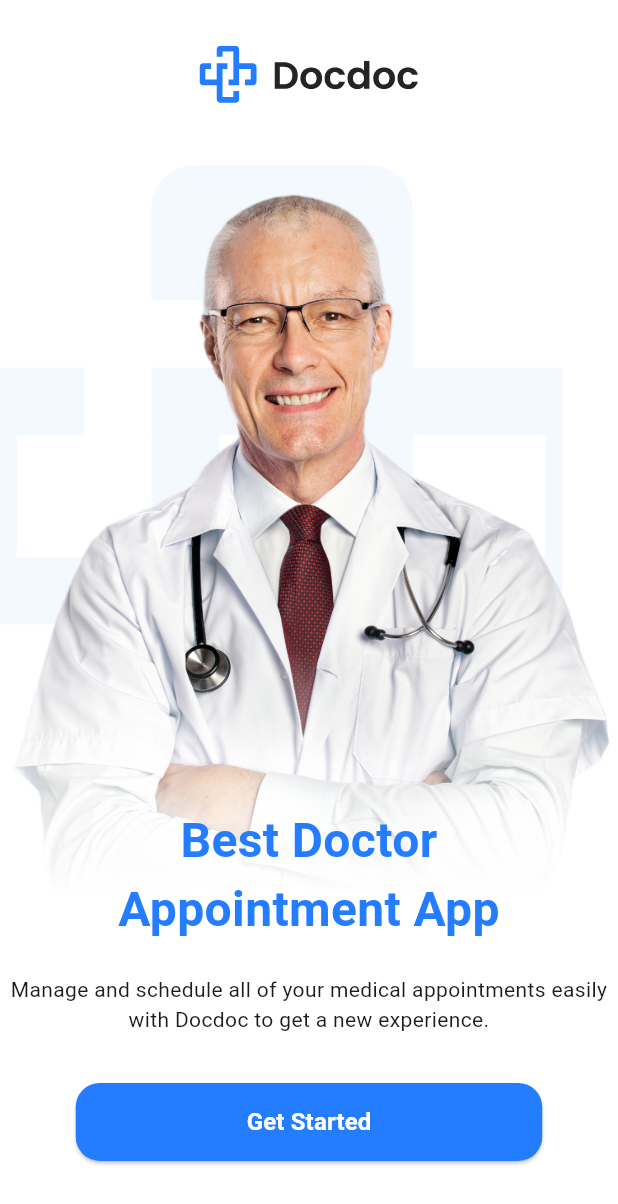
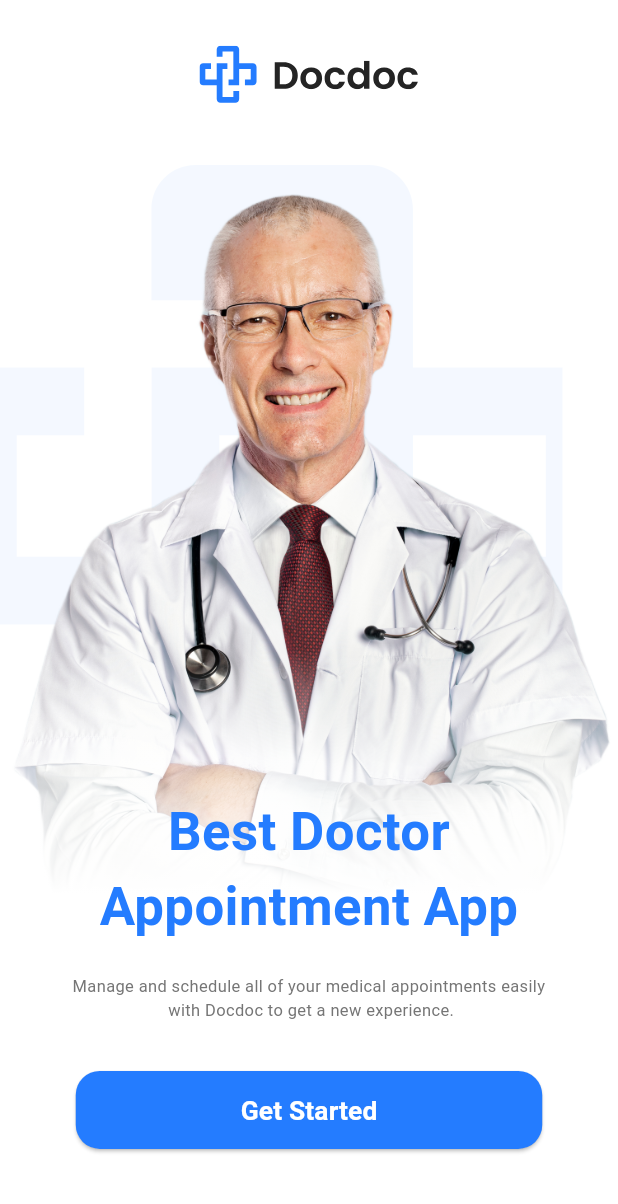
Before and after one commit to a7medelbaz/DocDoc_Flutter_advanced_course, a Flutter app: the screen it shows after launch, on a phone screen of 412 x 824 dp. Shown: the top 1204 px of the screen. Run offline on Flutter 3.47's test engine with Material 3 defaults, Android fonts, the phone set to English and light mode, and no system bars; our stand-ins replace flutter_screenutil, flutter_svg.

Commit message:
refactor some code

```diff
--- a/lib/core/themes/app_text_style.dart
+++ b/lib/core/themes/app_text_style.dart
@@ -1,20 +1,21 @@
 import 'package:doc_doc/core/themes/app_colors.dart';
 import 'package:doc_doc/core/themes/app_font_weight.dart';
 import 'package:flutter/material.dart';
+import 'package:flutter_screenutil/flutter_screenutil.dart';
 
 class AppTextStyle {
-  static const TextStyle font32BoldWithMainBlue = TextStyle(
-    fontSize: 32,
+  static TextStyle font32BoldWithMainBlue = TextStyle(
+    fontSize: 32.sp,
     fontWeight: AppFontWeight.bold,
     color: AppColors.mainBlue,
   );
-  static const TextStyle font10RegularWithGrey = TextStyle(
-    fontSize: 10,
+  static TextStyle font10RegularWithGrey = TextStyle(
+    fontSize: 10.sp,
     fontWeight: AppFontWeight.regular,
     color: AppColors.grey,
   );
-  static const TextStyle font16SemiBoldWithWhite = TextStyle(
-    fontSize: 16,
+  static TextStyle font16SemiBoldWithWhite = TextStyle(
+    fontSize: 16.sp,
     fontWeight: AppFontWeight.semiBold,
     color: AppColors.mainWhite,
   );
--- a/lib/features/onboarding/onboarding_screen.dart
+++ b/lib/features/onboarding/onboarding_screen.dart
@@ -1,6 +1,7 @@
 import 'package:doc_doc/core/Widgets/app_elevated_button.dart';
 import 'package:doc_doc/core/helper/extensions.dart';
 import 'package:doc_doc/core/routers/routes.dart';
+import 'package:doc_doc/core/themes/app_text_style.dart';
 import 'package:doc_doc/features/onboarding/widgets/doc_logo_and_name.dart';
 import 'package:doc_doc/features/onboarding/widgets/doctor_image_and_subtitle.dart';
 import 'package:flutter/material.dart';
@@ -22,8 +23,9 @@ class OnboardingScreen extends StatelessWidget {
                 SizedBox(height: 40.h),
                 DoctorImageAndSubtitle(),
                 Text(
-                  'Manage and schedule all of your medical appointments easily with Docdoc to get a new experience.',
+                  'Manage and schedule all of your medical appointments easily\n with Docdoc to get a new experience.',
                   textAlign: TextAlign.center,
+                  style: AppTextStyle.font10RegularWithGrey,
                 ),
                 SizedBox(height: 32.h),
                 AppElevatedButton(
```
